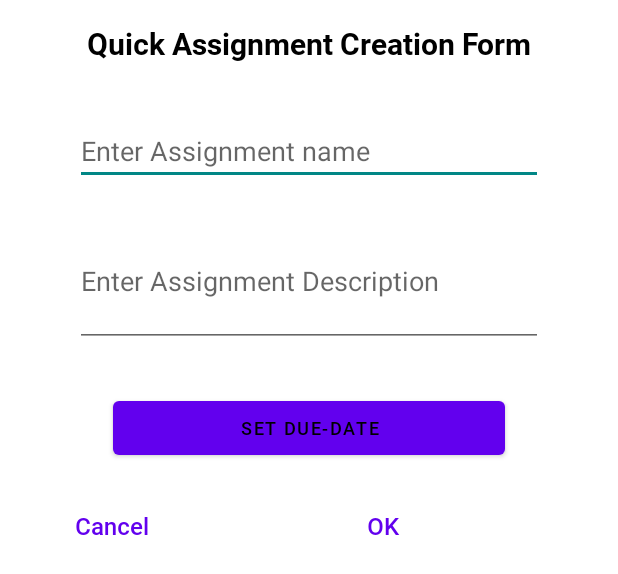
After one commit to KIxn/TaskMate, an Android app: the layout dialogaddass.xml on its own in the app's theme, with its tools: preview values and no code run, on a phone screen of 412 x 824 dp. The commit adds this screen. Shown: the top 574 px of the screen. Run offline under Robolectric (Android 15) with nearby library versions, the phone set to English and light mode, and no system bars.

Commit message:
completed addition of assignments for lecturers

```diff
--- a/app/src/main/java/com/example/taskmate/NavDrawerActivity.java
+++ b/app/src/main/java/com/example/taskmate/NavDrawerActivity.java
@@ -60,7 +60,7 @@ public class NavDrawerActivity extends AppCompatActivity implements NavigationVi
     @Override
     public boolean onNavigationItemSelected(@NonNull @NotNull MenuItem item) {
 
-        //TODO evaluate if Fragments are manages correctly
+        //TODO evaluate if Fragments are managed correctly during navigation
         //ALTHOUGH ALL SEEMS TO BE FUNCTIONING WELL
         FragmentManager fragmentManager = getSupportFragmentManager();
         fragmentTransaction = fragmentManager.beginTransaction();
--- /dev/null
+++ b/app/src/main/res/layout/dialogaddass.xml
@@ -0,0 +1,79 @@
+<?xml version="1.0" encoding="utf-8"?>
+<LinearLayout xmlns:android="http://schemas.android.com/apk/res/android"
+    android:orientation="vertical"
+    android:layout_width="match_parent"
+    android:layout_height="wrap_content">
+
+    <TextView
+        android:layout_width="match_parent"
+        android:layout_height="wrap_content"
+        android:text="Quick Assignment Creation Form"
+        android:textAlignment="center"
+        android:fontFamily="@font/roboto_bold"
+        android:textSize="20sp"
+        android:textColor="@color/black"
+        android:layout_marginVertical="15dp"
+        android:layout_marginHorizontal="10dp"/>
+
+    <EditText
+        android:layout_width="match_parent"
+        android:layout_height="wrap_content"
+        android:layout_marginVertical="20dp"
+        android:layout_marginHorizontal="50dp"
+        android:hint="Enter Assignment name"
+        android:id="@+id/txtassName"/>
+
+    <EditText
+        android:layout_width="match_parent"
+        android:layout_height="wrap_content"
+        android:layout_marginBottom="30dp"
+        android:layout_marginHorizontal="50dp"
+        android:hint="Enter Assignment Description"
+        android:inputType="textMultiLine"
+        android:minLines="3"
+        android:maxLines="12"
+        android:lines="6"
+        android:scrollbars="vertical"
+        android:id="@+id/txtassDesc"/>
+
+    <Button
+        android:layout_width="match_parent"
+        android:layout_height="wrap_content"
+        android:layout_marginHorizontal="75dp"
+        android:layout_marginBottom="30dp"
+        android:text="Set Due-Date"
+        android:textSize="12sp"
+        android:fontFamily="@font/roboto_medium"
+        android:id="@+id/btnsetDueDate"/>
+
+
+    <androidx.appcompat.widget.LinearLayoutCompat
+        android:layout_width="match_parent"
+        android:layout_height="wrap_content"
+        android:orientation="horizontal"
+        android:layout_marginBottom="35dp">
+
+        <TextView
+            android:layout_width="wrap_content"
+            android:layout_height="wrap_content"
+            android:text="Cancel"
+            android:textSize="16sp"
+            android:fontFamily="@font/roboto_medium"
+            android:textColor="@color/purple_500"
+            android:layout_weight="1"
+            android:layout_marginLeft="50dp"
+            android:id="@+id/txtassCancel"/>
+
+        <TextView
+            android:layout_width="wrap_content"
+            android:layout_height="wrap_content"
+            android:text="OK"
+            android:textSize="16sp"
+            android:fontFamily="@font/roboto_medium"
+            android:textColor="@color/purple_500"
+            android:layout_weight="1"
+            android:id="@+id/txtassOk"/>
+
+    </androidx.appcompat.widget.LinearLayoutCompat>
+
+</LinearLayout>
```
Also changed, not shown: app/src/main/java/com/example/taskmate/AddAssDialogFrag.java (added, +188 -0 lines), app/src/main/java/com/example/taskmate/DashboardFragment.java (+16 -1 lines), 14 other files.
